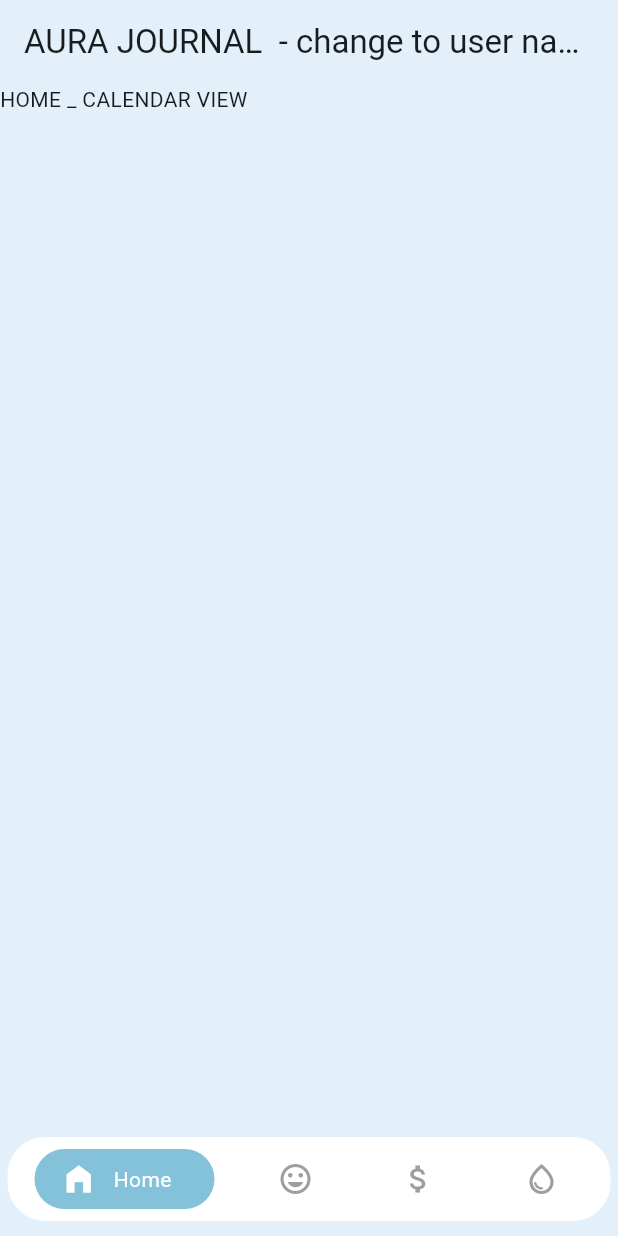
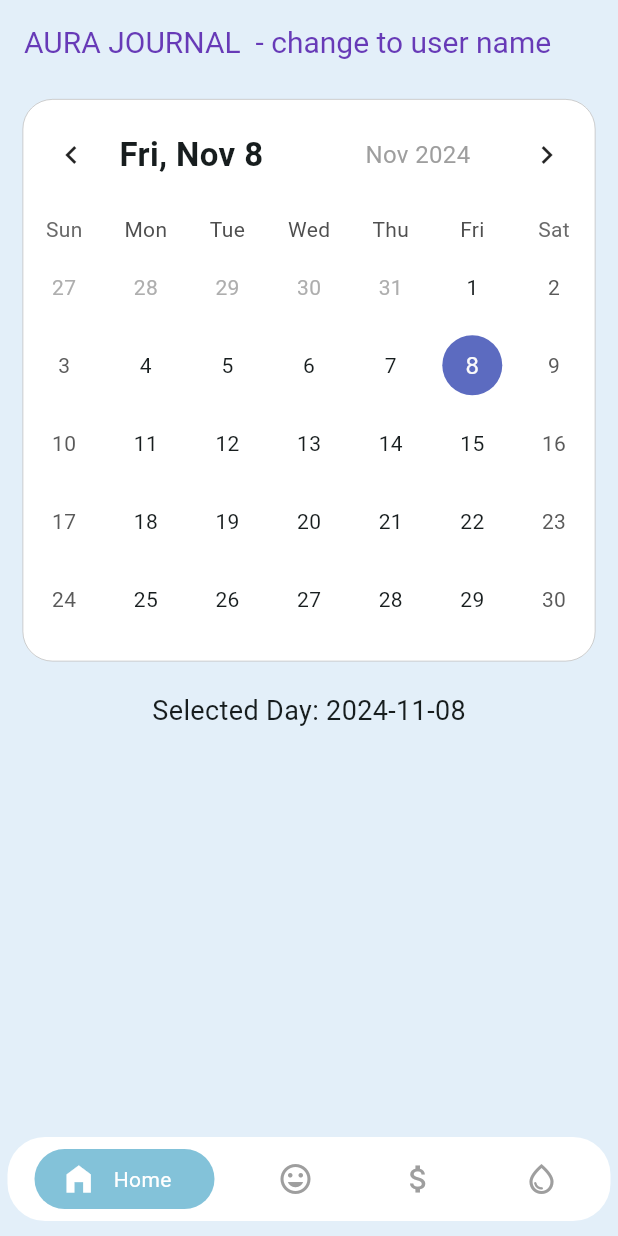
Before and after one commit to ariem1/App_Dev_2_Project, a Flutter app: the screen it shows after launch, on a phone screen of 412 x 824 dp. Run offline on Flutter 3.47's test engine with Material 3 defaults, Android fonts, the phone set to English and light mode, and no system bars; drawn by our look-alikes of table_calendar.

Commit message:
Updated the Calendar view

```diff
--- a/lib/main.dart
+++ b/lib/main.dart
@@ -15,12 +15,14 @@ class MyApp extends StatelessWidget {
   Widget build(BuildContext context) {
     return MaterialApp(
       title: 'Aura Journal',
+      color: Colors.deepPurple,
       debugShowCheckedModeBanner: false,
       theme: ThemeData(
         colorScheme: ColorScheme.fromSeed(seedColor: Colors.white),
         scaffoldBackgroundColor: customColor, // Set the body background color here
         appBarTheme: AppBarTheme(
-          backgroundColor: customColor,  // Set the AppBar background color here
+          titleTextStyle: TextStyle(color: Colors.deepPurple, fontSize: 20),
+          backgroundColor: customColor,
         ),
         useMaterial3: true,
       ),
--- a/lib/pages/home_page.dart
+++ b/lib/pages/home_page.dart
@@ -1,6 +1,7 @@
-
 import 'package:flutter/cupertino.dart';
 import 'package:flutter/material.dart';
+import 'package:table_calendar/table_calendar.dart';
+import 'package:intl/intl.dart';
 
 class HomePage extends StatefulWidget {
   const HomePage({super.key});
@@ -10,11 +11,131 @@ class HomePage extends StatefulWidget {
 }
 
 class _HomePageState extends State<HomePage> {
+  //todays date
+  DateTime today = DateTime.now();
+
+  void _onDaySelected(DateTime day, DateTime focusedDay) {
+    setState(() {
+      today = day;
+    });
+
+    // Check which day of the week is selected
+    String selectedDay;
+    switch (day.weekday) {
+      case 1:
+        selectedDay = "Monday";
+        break;
+      case 2:
+        selectedDay = "Tuesday";
+        break;
+      case 3:
+        selectedDay = "Wednesday";
+        break;
+      case 4:
+        selectedDay = "Thursday";
+        break;
+      case 5:
+        selectedDay = "Friday";
+        break;
+      case 6:
+        selectedDay = "Saturday";
+        break;
+      case 7:
+        selectedDay = "Sunday";
+        break;
+      default:
+        selectedDay = "Unknown";
+    }
+
+    print("Selected day is: $selectedDay");
+  }
+
+  String _formatHeaderText(DateTime date) {
+    // Get the full date in the format: "Mon, Aug 17"
+    String dayPart = DateFormat('EEE, MMM d').format(today);
+    // Get the month and year part: "Aug 2024"
+    String monthYearPart = DateFormat('MMM yyyy').format(date);
+
+    return "$dayPart $monthYearPart";
+  }
 
   @override
   Widget build(BuildContext context) {
     return Scaffold(
-      body: Text('HOME _ CALENDAR VIEW'),
+      body: Container(
+        margin: const EdgeInsets.symmetric(vertical: 10, horizontal: 15),
+        child: Column(
+          children: [
+            Container(
+              padding: const EdgeInsets.only(bottom: 15),
+              decoration: BoxDecoration(
+                color: Colors.white, // Background color of the container
+                borderRadius: BorderRadius.circular(20), // Rounded corners
+                border: Border.all(
+                  color: Colors.black26, // Border color
+                  width: 0.5, // Border width
+                ),
+              ),
+              child:
+                TableCalendar(
+                  locale: "en_US",
+                  headerStyle: const HeaderStyle(
+                    formatButtonVisible: false,
+                    titleCentered: true,
+                    headerMargin: EdgeInsets.symmetric(vertical: 5),
+                    titleTextStyle: TextStyle(fontSize: 18),
+                  ),
+                  calendarBuilders: CalendarBuilders(
+                    headerTitleBuilder: (context, date) {
+                      // dayPart and monthYearPart
+                      String dayPart = DateFormat('EEE, MMM d').format(today);
+                      String monthYearPart = DateFormat('MMM yyyy').format(date);
+
+                      //Header text
+                      return Padding(
+                        padding: const EdgeInsets.only(bottom: 1),
+                        child: Row(
+                          mainAxisAlignment: MainAxisAlignment.start,
+                          children: [
+                            // DAY PART
+                            Text(
+                              dayPart,
+                              style: const TextStyle(
+                                fontSize: 22,
+                                fontWeight: FontWeight.bold,
+                              ),
+                            ),
+                            SizedBox(width: 68,),
+                            // MONTH YEAR PART
+                            Text(
+                              monthYearPart,
+                              style: const TextStyle(
+                                fontSize: 16,
+                                color: Colors.grey,
+                              ),
+                            ),
+                          ],
+                        ),
+                      );
+                    },
+                  ),
+                  availableGestures: AvailableGestures.all,
+                  focusedDay: today,
+                  selectedDayPredicate: (day) => isSameDay(day, today),
+                  firstDay: DateTime.utc(1970, 1, 1),
+                  lastDay: DateTime.utc(2050, 1, 1),
+                  onDaySelected: _onDaySelected,
+                  daysOfWeekHeight: 25,
+                ),
+            ),
+            const SizedBox(height: 20),
+            Text(
+              "Selected Day: ${today.toString().split(" ")[0]}",
+              style: const TextStyle(fontSize: 18),
+            ),
+          ],
+        ),
+      ),
     );
   }
 }
--- a/pubspec.yaml
+++ b/pubspec.yaml
@@ -30,6 +30,10 @@ environment:
 dependencies:
   flutter:
     sdk: flutter
+
+  table_calendar: ^3.1.2 #calendar api
+  intl: any
+
 
 
   # The following adds the Cupertino Icons font to your application.
```
Also changed, not shown: pubspec.lock.
